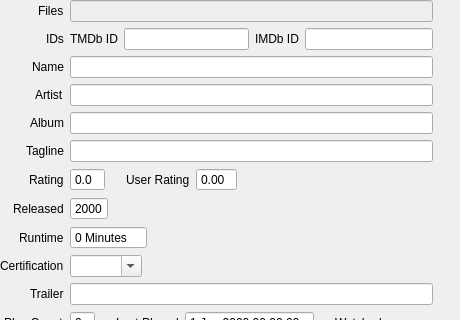
First picture: the form in src/ui/concerts/ConcertInfoWidget.ui, repository Komet/MediaElch, before the edit; both pictures show x 0 to 460 and y 0 to 320 of the 460 by 570 pixel window.
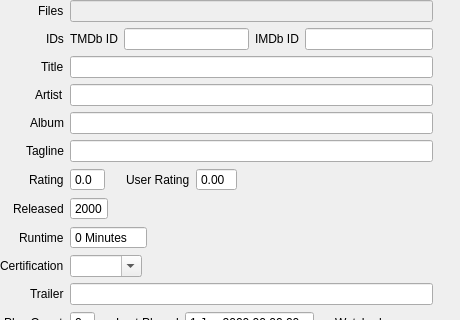
Second picture: the form after the edit. Custom widgets are drawn as their Qt base class.

Commit message: [Concert] Rename name() -> title()

```diff
--- a/src/ui/concerts/ConcertInfoWidget.ui
+++ b/src/ui/concerts/ConcertInfoWidget.ui
@@ -52,7 +52,7 @@
     <item row="2" column="0">
      <widget class="QLabel" name="lbl_name">
       <property name="text">
-       <string>Name</string>
+       <string>Title</string>
       </property>
      </widget>
     </item>
```
Left out of the diff: 4 changed lines with no effect on the pictures. The commit also changes 23 other files.
